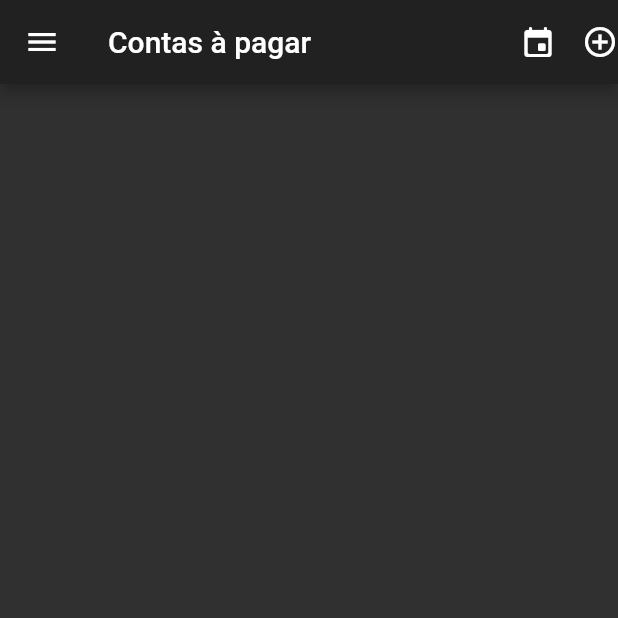
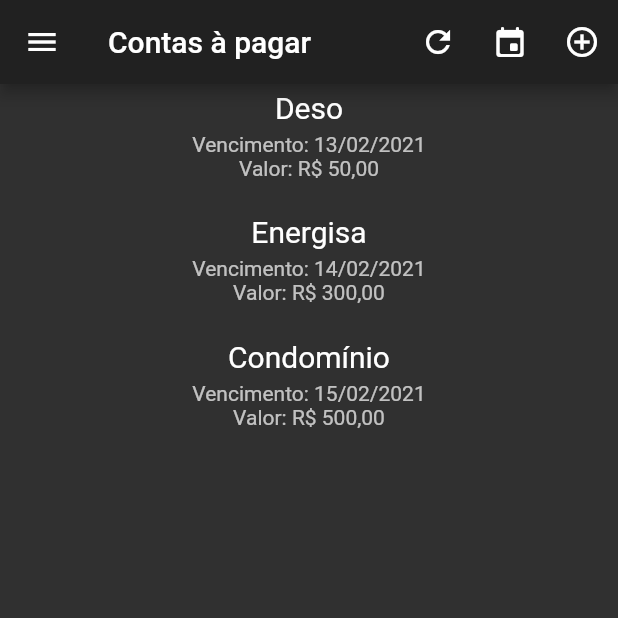
Before and after one commit to thiagofmaranhao/MyMoney, a Flutter app: the HomeView screen opened by its route, on a phone screen of 412 x 824 dp, the top half of it. Run offline on Flutter 3.47's test engine with Material 2 defaults, Android fonts, the phone set to English and light mode, and no system bars; our stand-ins replace table_calendar; accounts and stored records are empty.

```diff
--- /dev/null
+++ b/src/App/lib/app/controllers/home_controller.dart
@@ -0,0 +1,24 @@
+import 'package:flutter/material.dart';
+import 'package:mymoney_app/app/models/contas_a_pagar_model.dart';
+import 'package:mymoney_app/app/repositories/contas_a_pagar_repository.dart';
+
+class HomeController {
+  List<ContasAPagarModel> contasAPagar = [];
+  final _repository;
+  final state = ValueNotifier<HomeState>(HomeState.start);
+
+  HomeController([ContasAPagarRepository repository])
+      : _repository = repository ?? ContasAPagarRepository();
+
+  Future start() async {
+    state.value = HomeState.loading;
+    try {
+      contasAPagar = await _repository.obterTodasContasAPagar();
+      state.value = HomeState.success;
+    } catch (e) {
+      state.value = HomeState.error;
+    }
+  }
+}
+
+enum HomeState { start, loading, success, error }
--- /dev/null
+++ b/src/App/lib/app/models/contas_a_pagar_model.dart
@@ -0,0 +1,28 @@
+class ContasAPagarModel {
+  String id;
+  String nome;
+  String descricao;
+  double valor;
+  DateTime dataVencimento;
+
+  ContasAPagarModel(
+      {this.id, this.nome, this.descricao, this.valor, this.dataVencimento});
+
+  ContasAPagarModel.fromJson(Map<String, dynamic> json) {
+    id = json['id'];
+    nome = json['nome'];
+    descricao = json['descricao'];
+    valor = json['valor'].toDouble();
+    dataVencimento = DateTime.parse(json['dataVencimento']);
+  }
+
+  Map<String, dynamic> toJson() {
+    final Map<String, dynamic> data = new Map<String, dynamic>();
+    data['id'] = this.id;
+    data['nome'] = this.nome;
+    data['descricao'] = this.descricao;
+    data['valor'] = this.valor.toString();
+    data['dataVencimento'] = this.dataVencimento.toString();
+    return data;
+  }
+}
--- /dev/null
+++ b/src/App/lib/app/repositories/contas_a_pagar_repository.dart
@@ -0,0 +1,39 @@
+import 'dart:convert';
+
+import 'package:mymoney_app/app/models/contas_a_pagar_model.dart';
+
+class ContasAPagarRepository {
+  Future<List<ContasAPagarModel>> obterTodasContasAPagar() async {
+    final list = jsonDecode(jsonData) as List;
+    return list.map((json) => ContasAPagarModel.fromJson(json)).toList();
+  }
+}
+
+// TODO: Remover quando a api de contas à pagar estiver disponível na web
+String jsonData = '''
+
+[
+  {
+    "id": "3fa85f64-5717-4562-b3fc-2c963f66afa6",
+    "nome": "Deso",
+    "descricao": "Conta de Água",
+    "valor": 50,
+    "dataVencimento": "2021-02-13T13:31:13.695Z"
+  },
+  {
+    "id": "3fa85f64-5717-4562-b3fc-2c963f66afb7",
+    "nome": "Energisa",
+    "descricao": "Conta de Energia",
+    "valor": 300,
+    "dataVencimento": "2021-02-14T13:31:13.695Z"
+  },
+  {
+    "id": "3fa85f64-5717-4562-b3fc-2c963f66afc8",
+    "nome": "Condomínio",
+    "descricao": "Condomínio Vista Beira Mar",
+    "valor": 500,
+    "dataVencimento": "2021-02-15T13:31:13.695Z"
+  }
+]
+
+''';
--- a/src/App/lib/app/views/home_view.dart
+++ b/src/App/lib/app/views/home_view.dart
@@ -1,53 +1,115 @@
 import 'package:flutter/material.dart';
+import 'package:intl/intl.dart';
+import 'package:mymoney_app/app/components/drawer_component.dart';
+import 'package:mymoney_app/app/controllers/home_controller.dart';
 
 class HomeView extends StatefulWidget {
   @override
-  _HomeViewState createState() => _HomeViewState();
+  HomeViewState createState() => HomeViewState();
 }
 
-class _HomeViewState extends State<HomeView> {
+class HomeViewState extends State<HomeView> {
+  final controller = HomeController();
+
+  _start() {
+    return Container();
+  }
+
+  _loading() {
+    return Center(
+      child: CircularProgressIndicator(),
+    );
+  }
+
+  _success() {
+    return ListView.builder(
+      itemCount: controller.contasAPagar.length,
+      itemBuilder: (context, index) {
+        var contasAPagar = controller.contasAPagar[index];
+        return ListTile(
+          // TODO: Agrupar por dia
+          title: Center(
+              child: Text(contasAPagar.nome, style: TextStyle(fontSize: 20))),
+          subtitle: Column(
+            children: [
+              SizedBox(height: 5),
+              Text('Vencimento: ' +
+                  DateFormat('dd/MM/yyyy').format(contasAPagar.dataVencimento)),
+              Text('Valor: ' +
+                  NumberFormat.simpleCurrency(locale: 'pt_BR')
+                      .format(contasAPagar.valor)),
+              SizedBox(height: 15),
+            ],
+          ),
+        );
+      },
+    );
+  }
+
+  _error() {
+    return Center(
+      child: RaisedButton(
+        onPressed: () {
+          controller.start();
+        },
+        child: Text('Tente novamente'),
+      ),
+    );
+  }
+
+  stateManagement(HomeState state) {
+    switch (state) {
+      case HomeState.start:
+        return _start();
+      case HomeState.loading:
+        return _loading();
+      case HomeState.success:
+        return _success();
+      case HomeState.error:
+        return _error();
+      default:
+        return _start();
+    }
+  }
+
+  @override
+  void initState() {
+    super.initState();
+    controller.start();
+  }
+
   @override
   Widget build(BuildContext context) {
     return Scaffold(
-      drawer: Drawer(
-        child: Column(
-          children: [
-            UserAccountsDrawerHeader(
-              currentAccountPicture: ClipRRect(
-                borderRadius: BorderRadius.circular(40),
-                child: Image.asset('assets/images/avatar.jpg'),
-              ),
-              // TODO: Como trazer o e-mail retornado no token ou passado no login para cá
-              accountEmail: Text('teste@teste.com'),
-              accountName: null,
-            ),
-            ListTile(
-              leading: Icon(Icons.home),
-              title: Text('Início'),
-              onTap: () {
-                Navigator.of(context).pushReplacementNamed('/home');
-              },
-            ),
-            ListTile(
-              leading: Icon(Icons.logout),
-              title: Text('Sair'),
-              onTap: () {
-                Navigator.of(context).pushReplacementNamed('/');
-              },
-            ),
-          ],
-        ),
-      ),
+      drawer: DrawerComponent(),
       appBar: AppBar(
         title: Text('Contas à pagar'),
         actions: [
-          // TODO: Colocar ação no ícone/imagem
-          Icon(Icons.event_rounded),
-          // TODO: Verificar forma melhor de separar os ícones
-          Text('     '),
-          // TODO: Colocar ação no ícone/imagem
-          Icon(Icons.add_circle_outline_sharp),
+          IconButton(
+            icon: Icon(Icons.refresh_outlined),
+            onPressed: () {
+              controller.start();
+            },
+          ),
+          IconButton(
+            icon: Icon(Icons.event_rounded),
+            onPressed: () {
+              Navigator.of(context).pushReplacementNamed('/calendar');
+            },
+          ),
+          IconButton(
+            icon: Icon(Icons.add_circle_outline_sharp),
+            onPressed: () {
+              //controller.start();
+            },
+          ),
         ],
+      ),
+      body: AnimatedBuilder(
+        animation: controller.state,
+        builder: (context, child) {
+          return stateManagement(controller.state.value);
+        },
       ),
     );
   }
--- a/src/App/lib/main.dart
+++ b/src/App/lib/main.dart
@@ -1,10 +1,12 @@
 import 'package:flutter/material.dart';
+import 'package:intl/date_symbol_data_local.dart';
+import 'package:mymoney_app/app/views/calendar_view.dart';
 
 import 'app/views/home_view.dart';
 import 'app/views/login_view.dart';
 
 main() {
-  runApp(AppWidget());
+  initializeDateFormatting().then((_) => runApp(AppWidget()));
 }
 
 class AppWidget extends StatelessWidget {
@@ -16,6 +18,7 @@ class AppWidget extends StatelessWidget {
       routes: {
         '/': (context) => LoginView(),
         '/home': (context) => HomeView(),
+        '/calendar': (context) => CalendarView(),
       },
     );
   }
--- a/src/App/pubspec.yaml
+++ b/src/App/pubspec.yaml
@@ -29,6 +29,9 @@ dependencies:
   # Use with the CupertinoIcons class for iOS style icons.
   cupertino_icons: ^1.0.0
   dio: ^3.0.10
+  intl: ^0.16.1
+  table_calendar: ^2.3.3
+  collection: ^1.14.13
 
 dev_dependencies:
   mockito: ^4.1.4
```
Also changed, not shown: src/App/lib/app/components/drawer_component.dart (added, +36 -0 lines), src/App/lib/app/controllers/contas_calendar_controller.dart (added, +39 -0 lines), src/App/lib/app/models/contas_a_pagar_grupo_data_model.dart (added, +27 -0 lines), src/App/lib/app/views/contas_calendar_view.dart (added, +118 -0 lines), src/App/pubspec.lock, 1 other file.
